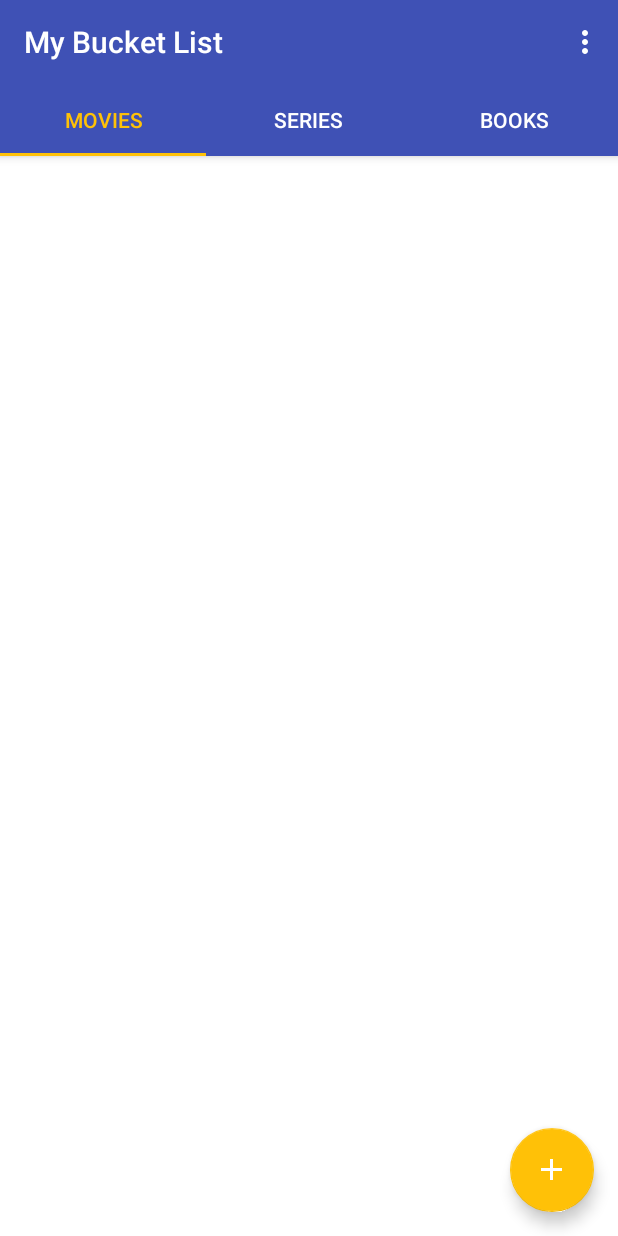
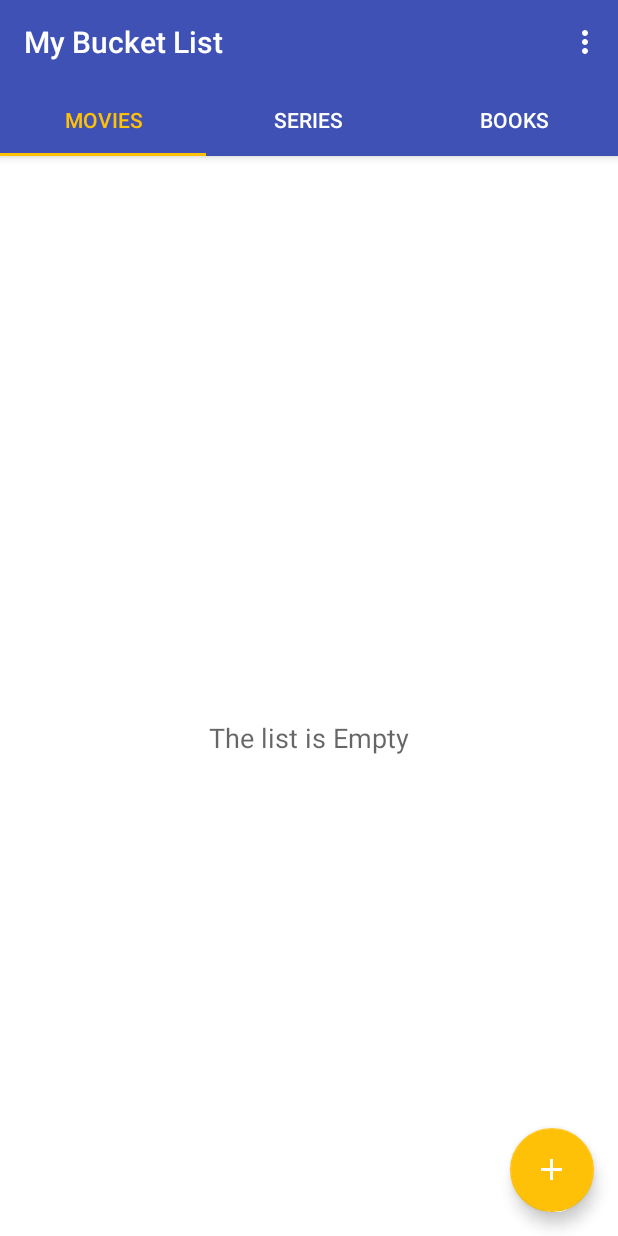
Before and after one commit to gelido/MyBucketList, an Android app: the screen it shows after launch (TabbedListsActivity), on a phone screen of 412 x 824 dp. Run offline under Robolectric (Android 15) with nearby library versions, the phone set to English and light mode, and no system bars; our stand-ins replace Picasso; pictures from the network do not load.

Commit message:
Bug fixes. And leaving activity while fetching items, now leaves feedback

```diff
--- a/app/src/main/java/com/rafaelcarvalho/mybucketlist/Interfaces/DetailFetcherCallback.java
+++ b/app/src/main/java/com/rafaelcarvalho/mybucketlist/Interfaces/DetailFetcherCallback.java
@@ -1,4 +1,6 @@
 package com.rafaelcarvalho.mybucketlist.Interfaces;
+
+import android.content.Context;
 
 import com.rafaelcarvalho.mybucketlist.model.BucketListItem;
 
--- a/app/src/main/java/com/rafaelcarvalho/mybucketlist/activities/TabbedListsActivity.java
+++ b/app/src/main/java/com/rafaelcarvalho/mybucketlist/activities/TabbedListsActivity.java
@@ -5,7 +5,6 @@ import android.content.SharedPreferences;
 import android.net.Uri;
 import android.os.AsyncTask;
 import android.os.Bundle;
-import android.preference.Preference;
 import android.preference.PreferenceManager;
 import android.support.design.widget.FloatingActionButton;
 import android.support.design.widget.TabLayout;
@@ -15,6 +14,7 @@ import android.support.v4.app.FragmentPagerAdapter;
 import android.support.v4.view.ViewPager;
 import android.support.v7.app.AppCompatActivity;
 import android.support.v7.widget.Toolbar;
+import android.util.Log;
 import android.view.Menu;
 import android.view.MenuItem;
 import android.view.View;
@@ -52,6 +52,7 @@ public class TabbedListsActivity extends AppCompatActivity
     //Handlers and Helpers
     private DatabaseHandler mDatabaseHandler;
 
+    private Bundle mFragmentBundle;
 
     @Override
     protected void onCreate(Bundle savedInstanceState) {
@@ -75,6 +76,9 @@ public class TabbedListsActivity extends AppCompatActivity
         setContentView(R.layout.activity_tabbed_lists);
         Toolbar toolbar = (Toolbar) findViewById(R.id.toolbar);
         setSupportActionBar(toolbar);
+
+        mFragmentBundle = new Bundle();
+
         // Create the adapter that will return a fragment for each of the three
         // primary sections of the activity.
         /*
@@ -167,13 +171,9 @@ public class TabbedListsActivity extends AppCompatActivity
     }
 
     @Override
-    protected void onActivityResult(int requestCode, int resultCode, Intent data) {
+    protected void onActivityResult(int requestCode, int resultCode, final Intent data) {
         if(resultCode == RESULT_OK){
             if(requestCode == ADD_ITEM){
-
-                //TODO: so you don't lose the train of though, when this reaches here, supposedly the
-                // added item is already on the DB (and hopefully on the AppResources), so here we should just
-                // need to update the list with what's on the Singleton
 
                 if (data.getBooleanExtra(SearchActivity.IS_MODIFIED, true)) {
 
@@ -187,13 +187,14 @@ public class TabbedListsActivity extends AppCompatActivity
                         @Override
                         protected List<BucketListItem> doInBackground(Integer ... params) {
                             BucketListItemType type = BucketListItemType.values()[params[0]];
-
                             return mDatabaseHandler.getAllFromType(type);
                         }
 
 
                                 @Override
                                 protected void onPostExecute(List<BucketListItem> items) {
+                                    //TODO: You need to make sure this only gets called after the search activity actually puts something on the DB
+                                    // sometimes this list doesn't contain the new element.
                                     for (Fragment fragment: getSupportFragmentManager().getFragments()){
                                         if(((BucketListFragment) fragment).getType() == type){
                                             ((BucketListFragment) fragment).updateList(items);
@@ -221,8 +222,6 @@ public class TabbedListsActivity extends AppCompatActivity
 
     @Override
     public void applyChanges() {
-
-
         //Save to DB in background
         new AsyncTask<Void,Void,Void>() {
             @Override
@@ -261,7 +260,8 @@ public class TabbedListsActivity extends AppCompatActivity
 
             BucketListItemType type = BucketListItemType.values()[position];
             List<BucketListItem> items = mDatabaseHandler.getAllFromType(type);
-            return BucketListFragment.newInstance(items,type, TabbedListsActivity.this);
+            Fragment fragment = BucketListFragment.newInstance(items,type, TabbedListsActivity.this);
+            return fragment;
         }
 
         @Override
--- a/app/src/main/java/com/rafaelcarvalho/mybucketlist/adapters/BucketListAdapter.java
+++ b/app/src/main/java/com/rafaelcarvalho/mybucketlist/adapters/BucketListAdapter.java
@@ -67,7 +67,8 @@ public class BucketListAdapter extends RecyclerView.Adapter<RecyclerView.ViewHol
     }
 
     private void sortData(List<BucketListItem> items) {
-        mData = items;
+        mData.clear();
+        mData.addAll(items);
         Collections.sort(mData, mItemComparator);
     }
 
@@ -114,12 +115,14 @@ public class BucketListAdapter extends RecyclerView.Adapter<RecyclerView.ViewHol
                     item.setSeen(false);
                 }
 
-                sortData(mData);
+                Collections.sort(mData, mItemComparator); //Put new order.
+
+
                 int newPosition = mData.indexOf(item);
                 int oldPosition = viewHolder.getAdapterPosition();
                 notifyItemMoved(oldPosition,newPosition);
 
-                //Updates the itemHolders of the views moved
+                //Updates the itemHolders of the views moved, since the notifyItemMoved is visual only
                 notifyItemRangeChanged(oldPosition>newPosition?newPosition:oldPosition
                         , Math.abs(oldPosition-newPosition)+1);
 
@@ -188,7 +191,6 @@ public class BucketListAdapter extends RecyclerView.Adapter<RecyclerView.ViewHol
     }
 
     public void setData(List<BucketListItem> mData) {
-        this.mData = mData;
         sortData(mData);
     }
 
--- a/app/src/main/java/com/rafaelcarvalho/mybucketlist/adapters/SearchResultAdapter.java
+++ b/app/src/main/java/com/rafaelcarvalho/mybucketlist/adapters/SearchResultAdapter.java
@@ -187,6 +187,7 @@ public class SearchResultAdapter extends RecyclerView.Adapter<RecyclerView.ViewH
         }
     }
 
-
-
+    public DetailFetcher getFetcher() {
+        return mFetcher;
+    }
 }
--- a/app/src/main/java/com/rafaelcarvalho/mybucketlist/database/DatabaseHandler.java
+++ b/app/src/main/java/com/rafaelcarvalho/mybucketlist/database/DatabaseHandler.java
@@ -88,6 +88,7 @@ public class DatabaseHandler extends SQLiteOpenHelper {
     }
 
     public void addItem(BucketListItem item){
+        Log.d("DATABASE", "ADDED " + item.getTitle());
         SQLiteDatabase db = this.getWritableDatabase();
 
         ContentValues values = new ContentValues();
--- a/app/src/main/java/com/rafaelcarvalho/mybucketlist/fragments/BucketListFragment.java
+++ b/app/src/main/java/com/rafaelcarvalho/mybucketlist/fragments/BucketListFragment.java
@@ -12,6 +12,7 @@ import android.view.LayoutInflater;
 import android.view.View;
 import android.view.ViewGroup;
 import android.widget.Adapter;
+import android.widget.TextView;
 
 import com.rafaelcarvalho.mybucketlist.Interfaces.OnListChangeListener;
 import com.rafaelcarvalho.mybucketlist.R;
@@ -43,7 +44,7 @@ public class BucketListFragment extends Fragment{
 
     private BucketListItemType mType;
     private OnListChangeListener mChangeListener;
-
+    private TextView mTxtEmpty;
 
 
     public BucketListFragment() {
@@ -70,7 +71,6 @@ public class BucketListFragment extends Fragment{
     @Override
     public void onCreate(Bundle savedInstanceState) {
         super.onCreate(savedInstanceState);
-
         List<BucketListItem> items;
         if (getArguments() != null) {
              items = getArguments().getParcelableArrayList(ARG_ITEMS);
@@ -88,11 +88,26 @@ public class BucketListFragment extends Fragment{
 
 
         mBucketListView = (RecyclerView) root.findViewById(R.id.rv_bucketlist);
+
+        mTxtEmpty = (TextView) root.findViewById(R.id.tv_empty);
+
         //This is needed, can't remember why though
         mBucketListView.setLayoutManager(new LinearLayoutManager(getActivity(), LinearLayoutManager.VERTICAL, false));
         mBucketListView.setAdapter(mAdapter);
 
+        alterVisibility();
         return root;
+    }
+
+    private void alterVisibility() {
+        //If the search shows nothing we put a placeholder instead of an empty list
+        if (mAdapter.getItemCount() > 0) {
+            mBucketListView.setVisibility(View.VISIBLE);
+            mTxtEmpty.setVisibility(View.GONE);
+        } else {
+            mBucketListView.setVisibility(View.GONE);
+            mTxtEmpty.setVisibility(View.VISIBLE);
+        }
     }
 
     // TODO: Rename method, update argument and hook method into UI event
@@ -151,9 +166,10 @@ public class BucketListFragment extends Fragment{
         this.mChangeListener = mChangeListener;
     }
 
-    public void
-    updateList(List<BucketListItem> items){
-        ((BucketListAdapter) mBucketListView.getAdapter()).setData(items);
-        mBucketListView.getAdapter().notifyDataSetChanged();
+    public void updateList(List<BucketListItem> items){
+        mAdapter.setData(items);
+        alterVisibility();
+        mAdapter.notifyDataSetChanged();
     }
+
 }
--- a/app/src/main/res/layout/fragment_list.xml
+++ b/app/src/main/res/layout/fragment_list.xml
@@ -12,4 +12,14 @@
         app:layout_behavior="@string/appbar_scrolling_view_behavior"
         />
 
+    <TextView
+        android:layout_width="match_parent"
+        android:layout_height="match_parent"
+        android:textAppearance="?android:attr/textAppearanceMedium"
+        android:text="@string/empty_list"
+        android:id="@+id/tv_empty"
+        android:visibility="gone"
+        android:layout_gravity="center"
+        android:gravity="center_vertical|center_horizontal" />
+
 </FrameLayout>
--- a/app/src/main/res/values/strings.xml
+++ b/app/src/main/res/values/strings.xml
@@ -88,4 +88,7 @@
     <string name="preferences">Preferences</string>
     <string name="title">Title</string>
     <string name="year">Year</string>
+    <string name="cover_image">Cover Image</string>
+    <string name="empty_list">The list is Empty</string>
+    <string name="unable_fetch_item">Unable to fetch item \'%1$s\'.</string>
 </resources>
--- a/build.gradle
+++ b/build.gradle
@@ -5,7 +5,7 @@ buildscript {
         jcenter()
     }
     dependencies {
-        classpath 'com.android.tools.build:gradle:2.2.0'
+        classpath 'com.android.tools.build:gradle:2.2.3'
 
         // NOTE: Do not place your application dependencies here; they belong
         // in the individual module build.gradle files
```
Also changed, not shown: app/build.gradle (+6 -6 lines), app/src/main/java/com/rafaelcarvalho/mybucketlist/activities/DetailActivity.java (+7 -1 lines), app/src/main/java/com/rafaelcarvalho/mybucketlist/activities/SearchActivity.java (+29 -9 lines), app/src/main/res/layout-land/activity_detail.xml (+49 -59 lines), app/src/main/res/layout/activity_detail.xml (+7 -5 lines), 1 other file.
